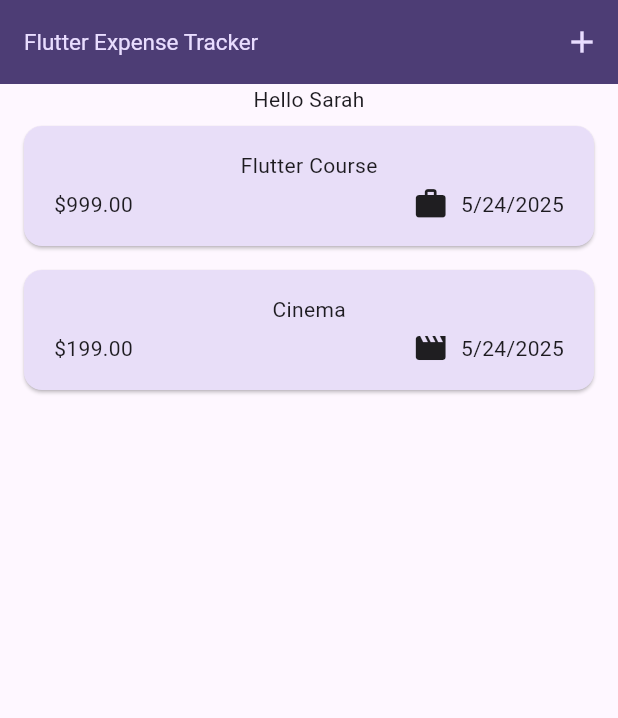
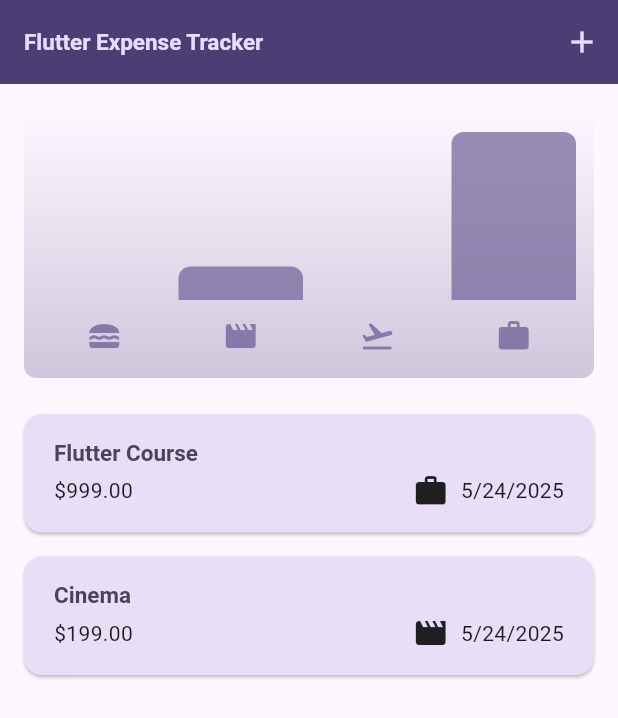
Before and after one commit to omar-vtc/Expenses_App, a Flutter app: the screen it shows after launch, on a phone screen of 412 x 824 dp. Shown: the top 718 px of the screen. Run offline on Flutter 3.47's test engine with Material 3 defaults, Android fonts, the phone set to English and light mode, and no system bars.

Commit message:
theming and chart added

```diff
--- a/lib/main.dart
+++ b/lib/main.dart
@@ -5,9 +5,26 @@ var kColorScheme = ColorScheme.fromSeed(
   seedColor: const Color.fromARGB(255, 96, 59, 181),
 );
 
+var kDarkColorScheme = ColorScheme.fromSeed(
+  brightness: Brightness.dark,
+  seedColor: const Color.fromARGB(255, 5, 99, 125),
+);
 void main() {
   runApp(
     MaterialApp(
+      darkTheme: ThemeData.dark().copyWith(
+        colorScheme: kDarkColorScheme,
+        cardTheme: CardTheme().copyWith(
+          color: kDarkColorScheme.secondaryContainer,
+          margin: const EdgeInsets.symmetric(horizontal: 16, vertical: 8),
+        ),
+        elevatedButtonTheme: ElevatedButtonThemeData(
+          style: ElevatedButton.styleFrom(
+            backgroundColor: kDarkColorScheme.primaryContainer,
+            foregroundColor: kDarkColorScheme.onPrimaryContainer,
+          ),
+        ),
+      ),
       theme: ThemeData().copyWith(
         colorScheme: kColorScheme,
         appBarTheme: const AppBarTheme().copyWith(
@@ -25,12 +42,13 @@ void main() {
         ),
         textTheme: ThemeData().textTheme.copyWith(
           titleLarge: TextStyle(
-            fontWeight: FontWeight.normal,
+            fontWeight: FontWeight.bold,
             color: kColorScheme.onSecondaryContainer,
             fontSize: 15,
           ),
         ),
       ),
+      themeMode: ThemeMode.system,
       home: Expenses(),
     ),
   );
--- a/lib/models/expense.dart
+++ b/lib/models/expense.dart
@@ -32,3 +32,24 @@ class Expense {
     return formatter.format(date);
   }
 }
+
+class ExpenseBucket {
+  const ExpenseBucket({required this.category, required this.expenses});
+  final category;
+  final List<Expense> expenses;
+  /*
+  utility constructor function that gathers all the expenses belongs to a specific
+  category into a list
+ */
+  ExpenseBucket.forCategory(List<Expense> allExpenses, this.category)
+    : expenses =
+          allExpenses.where((expense) => expense.category == category).toList();
+
+  double get totalExpenses {
+    double sum = 0;
+    for (final expense in expenses) {
+      sum += expense.amount;
+    }
+    return sum;
+  }
+}
--- /dev/null
+++ b/lib/widgets/chart/chart.dart
@@ -0,0 +1,94 @@
+import 'package:flutter/material.dart';
+
+import 'package:expenses_app/widgets/chart/chart_bar.dart';
+import 'package:expenses_app/models/expense.dart';
+
+class Chart extends StatelessWidget {
+  const Chart({super.key, required this.expenses});
+
+  final List<Expense> expenses;
+
+  List<ExpenseBucket> get buckets {
+    return [
+      ExpenseBucket.forCategory(expenses, Category.food),
+      ExpenseBucket.forCategory(expenses, Category.leisure),
+      ExpenseBucket.forCategory(expenses, Category.travel),
+      ExpenseBucket.forCategory(expenses, Category.work),
+    ];
+  }
+
+  double get maxTotalExpense {
+    double maxTotalExpense = 0;
+
+    for (final bucket in buckets) {
+      if (bucket.totalExpenses > maxTotalExpense) {
+        maxTotalExpense = bucket.totalExpenses;
+      }
+    }
+
+    return maxTotalExpense;
+  }
+
+  @override
+  Widget build(BuildContext context) {
+    final isDarkMode =
+        MediaQuery.of(context).platformBrightness == Brightness.dark;
+    return Container(
+      margin: const EdgeInsets.all(16),
+      padding: const EdgeInsets.symmetric(vertical: 16, horizontal: 8),
+      width: double.infinity,
+      height: 180,
+      decoration: BoxDecoration(
+        borderRadius: BorderRadius.circular(8),
+        gradient: LinearGradient(
+          colors: [
+            Theme.of(context).colorScheme.primary.withOpacity(0.3),
+            Theme.of(context).colorScheme.primary.withOpacity(0.0),
+          ],
+          begin: Alignment.bottomCenter,
+          end: Alignment.topCenter,
+        ),
+      ),
+      child: Column(
+        children: [
+          Expanded(
+            child: Row(
+              crossAxisAlignment: CrossAxisAlignment.end,
+              children: [
+                for (final bucket in buckets) // alternative to map()
+                  ChartBar(
+                    fill:
+                        bucket.totalExpenses == 0
+                            ? 0
+                            : bucket.totalExpenses / maxTotalExpense,
+                  ),
+              ],
+            ),
+          ),
+          const SizedBox(height: 12),
+          Row(
+            children:
+                buckets
+                    .map(
+                      (bucket) => Expanded(
+                        child: Padding(
+                          padding: const EdgeInsets.symmetric(horizontal: 4),
+                          child: Icon(
+                            categoryIcons[bucket.category],
+                            color:
+                                isDarkMode
+                                    ? Theme.of(context).colorScheme.secondary
+                                    : Theme.of(
+                                      context,
+                                    ).colorScheme.primary.withOpacity(0.7),
+                          ),
+                        ),
+                      ),
+                    )
+                    .toList(),
+          ),
+        ],
+      ),
+    );
+  }
+}
--- /dev/null
+++ b/lib/widgets/chart/chart_bar.dart
@@ -0,0 +1,33 @@
+import 'package:flutter/material.dart';
+
+class ChartBar extends StatelessWidget {
+  const ChartBar({super.key, required this.fill});
+
+  final double fill;
+
+  @override
+  Widget build(BuildContext context) {
+    final isDarkMode =
+        MediaQuery.of(context).platformBrightness == Brightness.dark;
+    return Expanded(
+      child: Padding(
+        padding: const EdgeInsets.symmetric(horizontal: 4),
+        child: FractionallySizedBox(
+          heightFactor: fill,
+          child: DecoratedBox(
+            decoration: BoxDecoration(
+              shape: BoxShape.rectangle,
+              borderRadius: const BorderRadius.vertical(
+                top: Radius.circular(8),
+              ),
+              color:
+                  isDarkMode
+                      ? Theme.of(context).colorScheme.secondary
+                      : Theme.of(context).colorScheme.primary.withOpacity(0.65),
+            ),
+          ),
+        ),
+      ),
+    );
+  }
+}
--- a/lib/widgets/expenses.dart
+++ b/lib/widgets/expenses.dart
@@ -1,3 +1,4 @@
+import 'package:expenses_app/widgets/chart/chart.dart';
 import 'package:expenses_app/widgets/expenses_list/expenses_list.dart';
 import 'package:expenses_app/models/expense.dart';
 import 'package:expenses_app/widgets/new_expense.dart';
@@ -83,7 +84,10 @@ class _ExpensesState extends State<Expenses> {
         ],
       ),
       body: Column(
-        children: [Text("Hello Sarah"), Expanded(child: mainContent)],
+        children: [
+          Chart(expenses: _registeredExpenses),
+          Expanded(child: mainContent),
+        ],
       ),
     );
   }
--- a/lib/widgets/expenses_list/expense_item.dart
+++ b/lib/widgets/expenses_list/expense_item.dart
@@ -11,8 +11,9 @@ class ExpenseItem extends StatelessWidget {
       child: Padding(
         padding: const EdgeInsets.symmetric(horizontal: 20, vertical: 16),
         child: Column(
+          crossAxisAlignment: CrossAxisAlignment.start,
           children: [
-            Text(expense.title),
+            Text(expense.title, style: Theme.of(context).textTheme.titleLarge),
             const SizedBox(height: 4),
             Row(
               children: [
--- a/lib/widgets/expenses_list/expenses_list.dart
+++ b/lib/widgets/expenses_list/expenses_list.dart
@@ -16,6 +16,12 @@ class ExpensesList extends StatelessWidget {
       itemCount: expenses.length,
       itemBuilder:
           (ctx, index) => Dismissible(
+            background: Container(
+              color: Theme.of(context).colorScheme.error,
+              margin: EdgeInsets.symmetric(
+                horizontal: Theme.of(context).cardTheme.margin!.horizontal,
+              ),
+            ),
             key: ValueKey(expenses[index]),
             onDismissed: (direction) {
               onRemoveExpense(expenses[index]);
```
